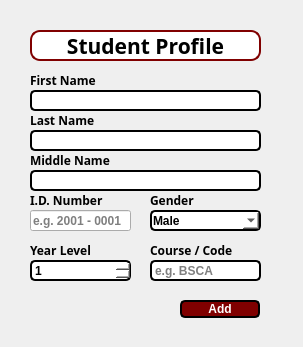
kunnow/CCC151-SSIS, file SSIS/CCC151/01_Activity/addbutton.ui: the form before one commit.
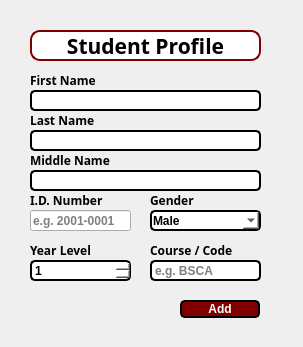
The form after the commit. Icons and pictures are not drawn.

The edit to the form file:
```diff
--- a/SSIS/CCC151/01_Activity/addbutton.ui
+++ b/SSIS/CCC151/01_Activity/addbutton.ui
@@ -170,7 +170,7 @@
     <string/>
    </property>
    <property name="placeholderText">
-    <string>e.g. 2001 - 0001</string>
+    <string>e.g. 2001-0001</string>
    </property>
   </widget>
   <widget class="QLineEdit" name="course">
```
